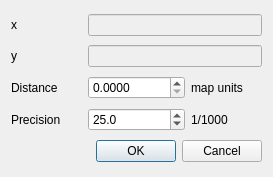
Old version of the form ui/ui_place_distance.ui in the repository 3nids/intersectit.
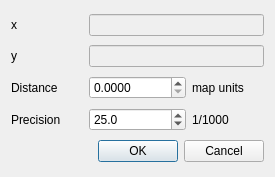
New version of the form.

Commit message: put circle in rubber band for place distance dialog

The edit to the form file:
```diff
--- a/ui/ui_place_distance.ui
+++ b/ui/ui_place_distance.ui
@@ -6,7 +6,7 @@
    <rect>
     <x>0</x>
     <y>0</y>
-    <width>273</width>
+    <width>275</width>
     <height>177</height>
    </rect>
   </property>
```
Left out of the diff: 2 changed lines with no effect on the pictures. The commit also changes 5 other files.
